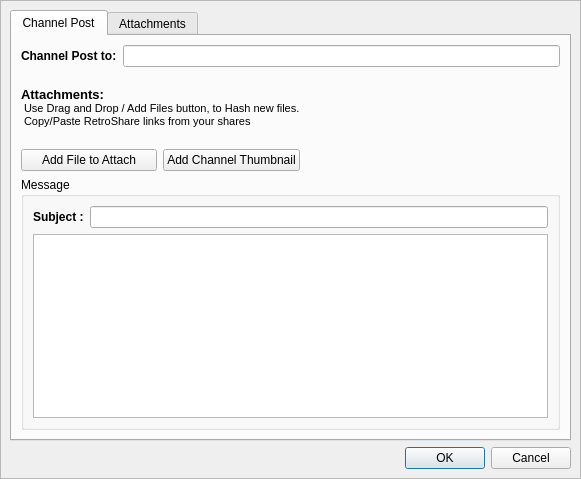
Old version of the form retroshare-gui/src/gui/gxschannels/CreateGxsChannelMsg.ui in the repository RetroShare/RetroShare.
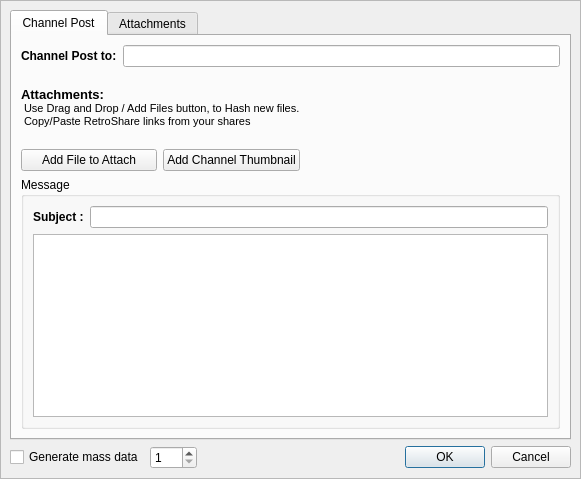
New version of the form. Icons and pictures are not drawn. Custom widgets are drawn as their Qt base class.

Commit message: GXS: - Enabled generate of mass data for forums and channels

What changed in the file:
```diff
--- a/retroshare-gui/src/gui/gxschannels/CreateGxsChannelMsg.ui
+++ b/retroshare-gui/src/gui/gxschannels/CreateGxsChannelMsg.ui
@@ -161,8 +161,8 @@
             <property name="title">
              <string>Message</string>
             </property>
-            <layout class="QGridLayout" name="gridLayout_2">
-             <item row="1" column="0" colspan="2">
+            <layout class="QVBoxLayout" name="verticalLayout_2">
+             <item>
               <layout class="QHBoxLayout">
                <item>
                 <widget class="QLabel" name="label_5">
@@ -182,7 +182,7 @@
                </item>
               </layout>
              </item>
-             <item row="2" column="0" colspan="2">
+             <item>
               <widget class="QTextEdit" name="msgEdit"/>
              </item>
             </layout>
@@ -336,6 +336,25 @@
        </widget>
       </item>
       <item row="1" column="0">
+       <layout class="QHBoxLayout" name="horizontalLayout">
+        <item>
+         <widget class="QCheckBox" name="generateCheckBox">
+          <property name="text">
+           <string>Generate mass data</string>
+          </property>
+         </widget>
+        </item>
+        <item>
+         <widget class="QSpinBox" name="generateSpinBox">
+          <property name="minimum">
+           <number>1</number>
+          </property>
+          <property name="maximum">
+           <number>999</number>
+          </property>
+         </widget>
+        </item>
+        <item>
        <widget class="QDialogButtonBox" name="buttonBox">
         <property name="orientation">
          <enum>Qt::Horizontal</enum>
@@ -344,6 +363,8 @@
          <set>QDialogButtonBox::Cancel|QDialogButtonBox::Ok</set>
         </property>
        </widget>
+        </item>
+       </layout>
       </item>
      </layout>
     </widget>
```
Left out of the diff: 2 changed lines with no effect on the pictures. Lines whose indentation alone changed are shown as unchanged. The commit also changes 7 other files.
